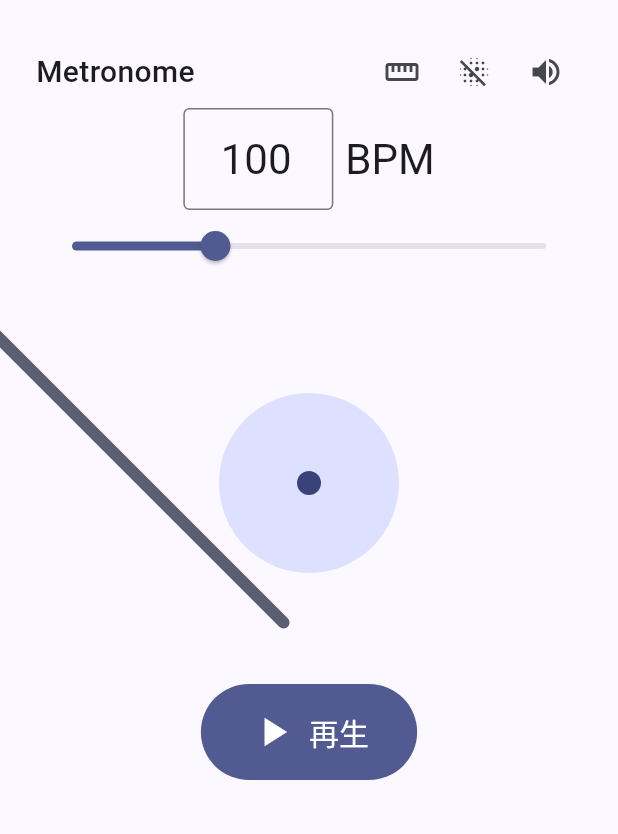
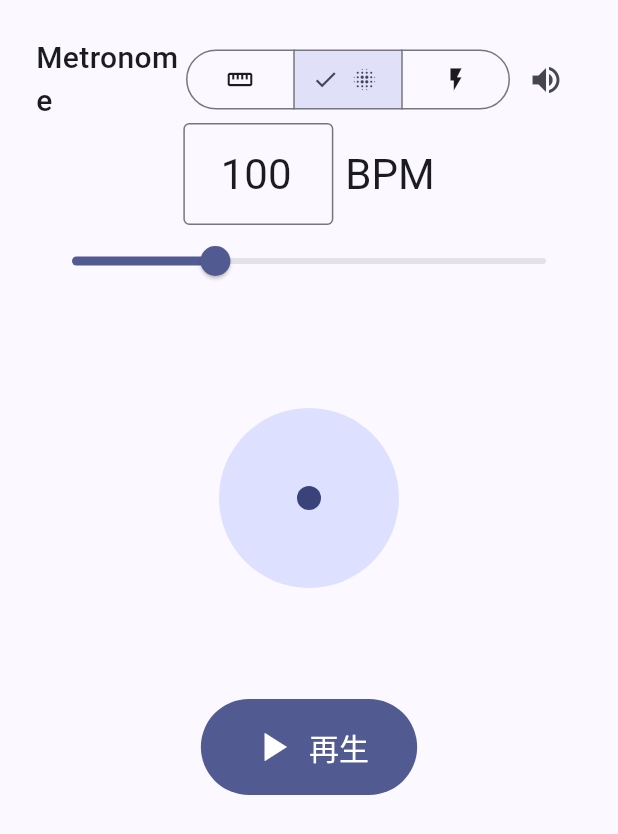
Before and after one commit to pek0hara/Rhythm-Trainer, a Flutter app: the screen it shows after launch, after a tap on the "blur on" icon, on a phone screen of 412 x 824 dp. Shown: the top 834 px of the screen. Run offline on Flutter 3.47's test engine with Material 3 defaults, Android fonts, the phone set to English and light mode, and no system bars.

Commit message:
feat: replace needle/wave toggles with VisualMode SegmentedButton
Three exclusive modes: metronome (needle), wave (ripple), flash (blink).
Flash and ripple are now only triggered in their respective modes.
Mode switch clears any in-progress ripples and resets flash state.

Co-Authored-By: Claude Sonnet 4.6 <noreply@anthropic.com>

```diff
--- a/lib/main.dart
+++ b/lib/main.dart
@@ -5,6 +5,8 @@ import 'dart:typed_data';
 import 'package:flutter/foundation.dart';
 import 'package:flutter/material.dart';
 import 'package:flutter/services.dart';
+
+enum VisualMode { metronome, wave, flash }
 
 void main() {
   runApp(const MetronomeApp());
@@ -44,8 +46,7 @@ class _MetronomePageState extends State<MetronomePage>
   int _bpm = 100;
   bool _isPlaying = false;
   bool _isReady = false;
-  bool _showNeedle = true;
-  bool _showRipple = true;
+  VisualMode _visualMode = VisualMode.metronome;
   bool _soundEnabled = true;
 
   final TextEditingController _bpmTextController =
@@ -186,8 +187,12 @@ class _MetronomePageState extends State<MetronomePage>
     unawaited(_startNative());
 
     _beatSubscription = _eventChannel.receiveBroadcastStream().listen((_) {
-      _flashController?.forward(from: 0);
-      _rippleStartTimes.add(DateTime.now());
+      if (_visualMode == VisualMode.flash) {
+        _flashController?.forward(from: 0);
+      }
+      if (_visualMode == VisualMode.wave) {
+        _rippleStartTimes.add(DateTime.now());
+      }
     });
   }
 
@@ -283,15 +288,33 @@ class _MetronomePageState extends State<MetronomePage>
                         style: TextStyle(fontSize: 20, fontWeight: FontWeight.w500),
                       ),
                     ),
-                    IconButton(
-                      icon: Icon(_showNeedle ? Icons.straighten : Icons.straighten_outlined),
-                      tooltip: _showNeedle ? '針を非表示' : '針を表示',
-                      onPressed: () => setState(() => _showNeedle = !_showNeedle),
-                    ),
-                    IconButton(
-                      icon: Icon(_showRipple ? Icons.blur_on : Icons.blur_off),
-                      tooltip: _showRipple ? '波を非表示' : '波を表示',
-                      onPressed: () => setState(() => _showRipple = !_showRipple),
+                    SegmentedButton<VisualMode>(
+                      segments: const <ButtonSegment<VisualMode>>[
+                        ButtonSegment(
+                          value: VisualMode.metronome,
+                          icon: Icon(Icons.straighten),
+                          tooltip: 'メトロノーム',
+                        ),
+                        ButtonSegment(
+                          value: VisualMode.wave,
+                          icon: Icon(Icons.blur_on),
+                          tooltip: '波',
+                        ),
+                        ButtonSegment(
+                          value: VisualMode.flash,
+                          icon: Icon(Icons.flash_on),
+                          tooltip: '点滅',
+                        ),
+                      ],
+                      selected: <VisualMode>{_visualMode},
+                      onSelectionChanged: (Set<VisualMode> s) {
+                        setState(() {
+                          _visualMode = s.first;
+                          _rippleStartTimes.clear();
+                          _flashController?.stop(canceled: true);
+                          _flashController?.value = 0;
+                        });
+                      },
                     ),
                     IconButton(
                       icon: Icon(_soundEnabled ? Icons.volume_up : Icons.volume_off),
@@ -380,7 +403,7 @@ class _MetronomePageState extends State<MetronomePage>
                           ),
                         ),
                       ),
-                      if (_showRipple)
+                      if (_visualMode == VisualMode.wave)
                         IgnorePointer(
                           child: AnimatedBuilder(
                             animation: _rippleDriverController,
@@ -403,7 +426,7 @@ class _MetronomePageState extends State<MetronomePage>
                             },
                           ),
                         ),
-                      if (_showNeedle)
+                      if (_visualMode == VisualMode.metronome)
                         IgnorePointer(
                           child: AnimatedBuilder(
                             animation: _needleAngle,
```
